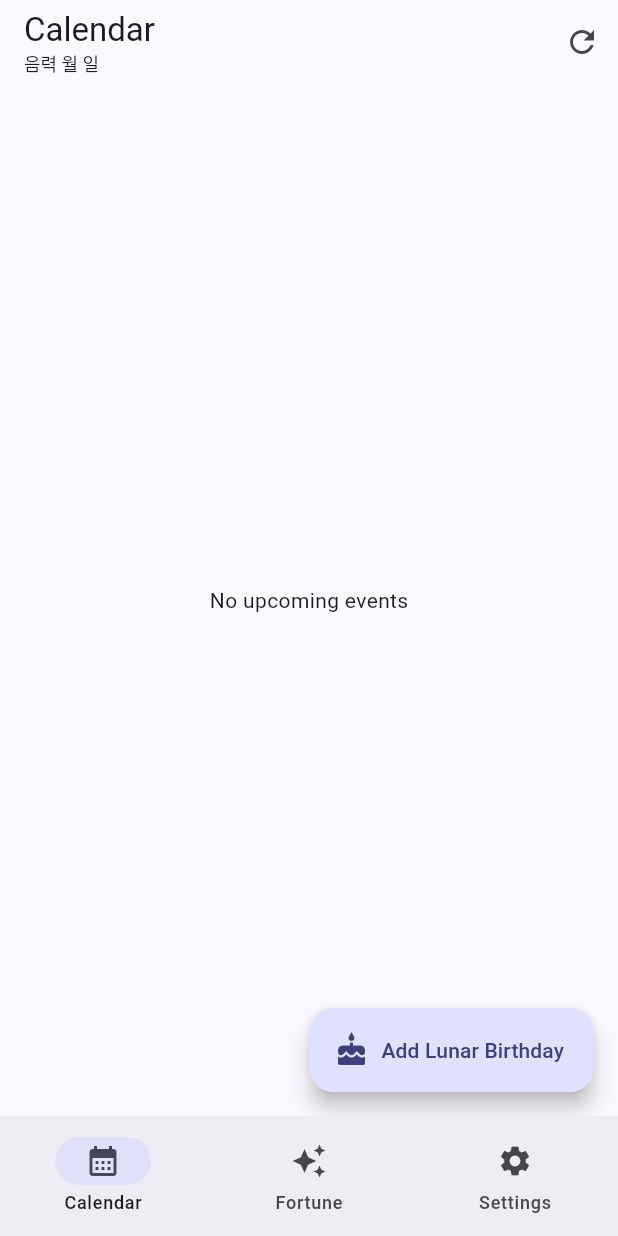
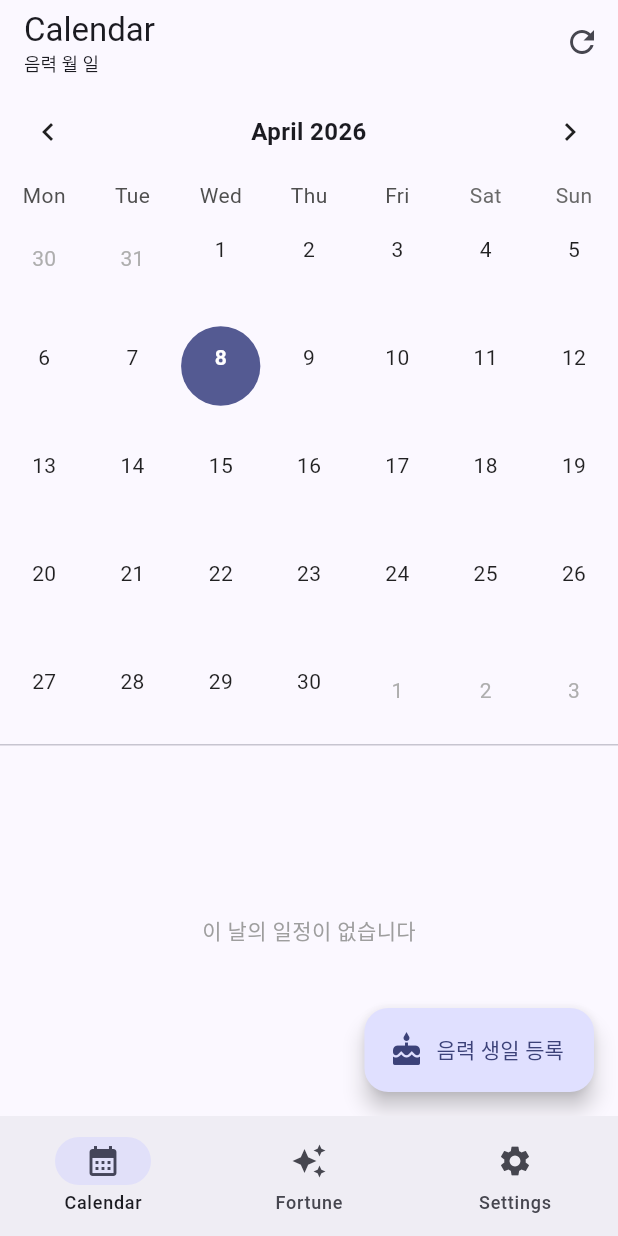
Before and after one commit to gridnflow/lunar_calendar, a Flutter app: the screen it shows once a user with an empty profile is signed in, on a phone screen of 412 x 824 dp. Run offline on Flutter 3.47's test engine with Material 3 defaults, Android fonts, the phone set to English and light mode, and no system bars; drawn by our look-alikes of table_calendar; our stand-ins replace cloud_firestore, firebase_auth, firebase_core, firebase_messaging, flutter_riverpod, go_router and 1 more; missing offline and left inert: googleapis, lunar; accounts and stored records are empty.

Commit message:
feat: redesign calendar screen with TableCalendar and lunar date cells

```diff
--- a/lib/features/calendar/presentation/calendar_screen.dart
+++ b/lib/features/calendar/presentation/calendar_screen.dart
@@ -1,14 +1,41 @@
 import 'package:flutter/material.dart';
 import 'package:flutter_riverpod/flutter_riverpod.dart';
+import 'package:googleapis/calendar/v3.dart' as gcal;
+import 'package:table_calendar/table_calendar.dart';
+
 import '../../../core/providers/service_providers.dart';
+import '../../../core/services/lunar_service.dart';
 
-class CalendarScreen extends ConsumerWidget {
+class CalendarScreen extends ConsumerStatefulWidget {
   const CalendarScreen({super.key});
 
   @override
-  Widget build(BuildContext context, WidgetRef ref) {
+  ConsumerState<CalendarScreen> createState() => _CalendarScreenState();
+}
+
+class _CalendarScreenState extends ConsumerState<CalendarScreen> {
+  DateTime _focusedDay = DateTime.now();
+  DateTime? _selectedDay;
+
+  @override
+  void initState() {
+    super.initState();
+    _selectedDay = DateTime.now();
+  }
+
+  List<gcal.Event> _eventsForDay(DateTime day, List<gcal.Event> allEvents) {
+    return allEvents.where((event) {
+      final start = event.start?.dateTime ?? event.start?.date;
+      if (start == null) return false;
+      return isSameDay(start, day);
+    }).toList();
+  }
+
+  @override
+  Widget build(BuildContext context) {
     final lunar = ref.read(lunarServiceProvider);
     final eventsAsync = ref.watch(upcomingEventsProvider);
+    final lunarToday = lunar.todayLunarString();
 
     return Scaffold(
       appBar: AppBar(
@@ -16,10 +43,7 @@ class CalendarScreen extends ConsumerWidget {
           crossAxisAlignment: CrossAxisAlignment.start,
           children: [
             const Text('Calendar'),
-            Text(
-              lunar.todayLunarString(),
-              style: const TextStyle(fontSize: 12, fontWeight: FontWeight.normal),
-            ),
+            Text(lunarToday, style: const TextStyle(fontSize: 12, fontWeight: FontWeight.normal)),
           ],
         ),
         actions: [
@@ -52,37 +76,30 @@ class CalendarScreen extends ConsumerWidget {
             ),
           ),
         ),
-        data: (events) {
-          if (events.isEmpty) {
-            return const Center(child: Text('No upcoming events'));
-          }
-          return ListView.builder(
-            itemCount: events.length,
-            itemBuilder: (context, i) {
-              final event = events[i];
-              final date = event.start?.dateTime ?? event.start?.date;
-              return ListTile(
-                leading: const Icon(Icons.event),
-                title: Text(event.summary ?? ''),
-                subtitle: date != null
-                    ? Text(
-                        '${date.year}-${date.month.toString().padLeft(2, '0')}-'
-                        '${date.day.toString().padLeft(2, '0')}')
-                    : null,
-              );
-            },
-          );
-        },
+        data: (events) => _CalendarBody(
+          events: events,
+          focusedDay: _focusedDay,
+          selectedDay: _selectedDay,
+          lunar: lunar,
+          onDaySelected: (selected, focused) {
+            setState(() {
+              _selectedDay = selected;
+              _focusedDay = focused;
+            });
+          },
+          eventsForDay: (day) => _eventsForDay(day, events),
+          onRegisterBirthday: () => _showRegisterBirthdayDialog(context),
+        ),
       ),
       floatingActionButton: FloatingActionButton.extended(
-        onPressed: () => _showRegisterBirthdayDialog(context, ref),
+        onPressed: () => _showRegisterBirthdayDialog(context),
         icon: const Icon(Icons.cake),
-        label: const Text('Add Lunar Birthday'),
+        label: const Text('음력 생일 등록'),
       ),
     );
   }
 
-  Future<void> _showRegisterBirthdayDialog(BuildContext context, WidgetRef ref) async {
+  Future<void> _showRegisterBirthdayDialog(BuildContext context) async {
     final uid = ref.read(currentUserIdProvider);
     if (uid == null) return;
 
@@ -90,8 +107,7 @@ class CalendarScreen extends ConsumerWidget {
     if (profile == null) {
       if (context.mounted) {
         ScaffoldMessenger.of(context).showSnackBar(
-          const SnackBar(
-              content: Text('Please set your birth info in Settings first')),
+          const SnackBar(content: Text('Settings에서 생일 정보를 먼저 입력해주세요')),
         );
       }
       return;
@@ -101,18 +117,20 @@ class CalendarScreen extends ConsumerWidget {
     final confirmed = await showDialog<bool>(
       context: context,
       builder: (ctx) => AlertDialog(
-        title: const Text('Register Lunar Birthday'),
+        title: const Text('음력 생일 등록'),
         content: Text(
-          'Register your lunar birthday (${profile.birthMonth}월 ${profile.birthDay}일) '
-          'to Google Calendar for the next 20 years?',
+          '음력 생일 (${profile.birthMonth}월 ${profile.birthDay}일)을\n'
+          'Google Calendar에 20년치 등록할까요?',
         ),
         actions: [
           TextButton(
-              onPressed: () => Navigator.pop(ctx, false),
-              child: const Text('Cancel')),
+            onPressed: () => Navigator.pop(ctx, false),
+            child: const Text('취소'),
+          ),
           FilledButton(
-              onPressed: () => Navigator.pop(ctx, true),
-              child: const Text('Register')),
+            onPressed: () => Navigator.pop(ctx, true),
+            child: const Text('등록'),
+          ),
         ],
       ),
     );
@@ -131,9 +149,159 @@ class CalendarScreen extends ConsumerWidget {
 
     if (context.mounted) {
       ScaffoldMessenger.of(context).showSnackBar(
-        SnackBar(content: Text('${dates.length} birthday events registered!')),
+        SnackBar(content: Text('${dates.length}개 생일 일정이 등록됐습니다!')),
       );
       ref.invalidate(upcomingEventsProvider);
     }
   }
 }
+
+class _CalendarBody extends StatelessWidget {
+  final List<gcal.Event> events;
+  final DateTime focusedDay;
+  final DateTime? selectedDay;
+  final LunarService lunar;
+  final void Function(DateTime, DateTime) onDaySelected;
+  final List<gcal.Event> Function(DateTime) eventsForDay;
+  final VoidCallback onRegisterBirthday;
+
+  const _CalendarBody({
+    required this.events,
+    required this.focusedDay,
+    required this.selectedDay,
+    required this.lunar,
+    required this.onDaySelected,
+    required this.eventsForDay,
+    required this.onRegisterBirthday,
+  });
+
+  @override
+  Widget build(BuildContext context) {
+    final selectedEvents = eventsForDay(selectedDay ?? focusedDay);
+    final colorScheme = Theme.of(context).colorScheme;
+
+    return Column(
+      children: [
+        TableCalendar<gcal.Event>(
+          firstDay: DateTime.utc(2020, 1, 1),
+          lastDay: DateTime.utc(2030, 12, 31),
+          focusedDay: focusedDay,
+          selectedDayPredicate: (day) => isSameDay(selectedDay, day),
+          eventLoader: eventsForDay,
+          onDaySelected: onDaySelected,
+          calendarFormat: CalendarFormat.month,
+          availableCalendarFormats: const {CalendarFormat.month: 'Month'},
+          startingDayOfWeek: StartingDayOfWeek.monday,
+          calendarBuilders: CalendarBuilders(
+            // Show lunar date below solar date
+            defaultBuilder: (context, day, focusedDay) =>
+                _DayCell(day: day, lunar: lunar),
+            todayBuilder: (context, day, focusedDay) =>
+                _DayCell(day: day, lunar: lunar, isToday: true, colorScheme: colorScheme),
+            selectedBuilder: (context, day, focusedDay) =>
+                _DayCell(day: day, lunar: lunar, isSelected: true, colorScheme: colorScheme),
+          ),
+          calendarStyle: CalendarStyle(
+            markerDecoration: BoxDecoration(
+              color: colorScheme.primary,
+              shape: BoxShape.circle,
+            ),
+            markerSize: 5,
+            cellMargin: const EdgeInsets.all(2),
+          ),
+          headerStyle: const HeaderStyle(
+            formatButtonVisible: false,
+            titleCentered: true,
+            titleTextStyle: TextStyle(fontSize: 16, fontWeight: FontWeight.bold),
+          ),
+          rowHeight: 72,
+        ),
+        const Divider(height: 1),
+        Expanded(
+          child: selectedEvents.isEmpty
+              ? const Center(
+                  child: Text('이 날의 일정이 없습니다', style: TextStyle(color: Colors.grey)),
+                )
+              : ListView.separated(
+                  padding: const EdgeInsets.symmetric(vertical: 8),
+                  itemCount: selectedEvents.length,
+                  separatorBuilder: (_, _) => const Divider(height: 1, indent: 56),
+                  itemBuilder: (context, i) {
+                    final event = selectedEvents[i];
+                    final start = event.start?.dateTime ?? event.start?.date;
+                    final timeStr = event.start?.dateTime != null
+                        ? '${start!.hour.toString().padLeft(2, '0')}:${start.minute.toString().padLeft(2, '0')}'
+                        : '종일';
+                    return ListTile(
+                      leading: CircleAvatar(
+                        backgroundColor: colorScheme.primaryContainer,
+                        child: Icon(Icons.event, color: colorScheme.primary, size: 18),
+                      ),
+                      title: Text(event.summary ?? '(제목 없음)'),
+                      subtitle: Text(timeStr),
+                    );
+                  },
+                ),
+        ),
+      ],
+    );
+  }
+}
+
+class _DayCell extends StatelessWidget {
+  final DateTime day;
+  final LunarService lunar;
+  final bool isToday;
+  final bool isSelected;
+  final ColorScheme? colorScheme;
+
+  const _DayCell({
+    required this.day,
+    required this.lunar,
+    this.isToday = false,
+    this.isSelected = false,
+    this.colorScheme,
+  });
+
+  @override
+  Widget build(BuildContext context) {
+    final cs = colorScheme ?? Theme.of(context).colorScheme;
+    final lunarDate = lunar.solarToLunar(day);
+    final lunarDay = lunarDate.getDay();
+
+    Color? bgColor;
+    Color textColor = Colors.black87;
+
+    if (isSelected) {
+      bgColor = cs.primary;
+      textColor = cs.onPrimary;
+    } else if (isToday) {
+      bgColor = cs.primaryContainer;
+      textColor = cs.onPrimaryContainer;
+    }
+
+    return Container(
+      margin: const EdgeInsets.all(3),
+      decoration: bgColor != null
+          ? BoxDecoration(color: bgColor, shape: BoxShape.circle)
+          : null,
+      child: Column(
+        mainAxisAlignment: MainAxisAlignment.center,
+        children: [
+          Text(
+            '${day.day}',
+            style: TextStyle(
+              fontSize: 14,
+              fontWeight: isToday || isSelected ? FontWeight.bold : FontWeight.normal,
+              color: textColor,
+            ),
+          ),
+          Text(
+            '$lunarDay',
+            style: TextStyle(fontSize: 9, color: textColor.withValues(alpha: 0.6)),
+          ),
+        ],
+      ),
+    );
+  }
+}
--- a/pubspec.yaml
+++ b/pubspec.yaml
@@ -48,6 +48,9 @@ dependencies:
 
   # Lunar calendar calculation
   lunar: ^1.4.0
+
+  # Calendar UI
+  table_calendar: ^3.1.3
 
   # State management
   flutter_riverpod: ^2.6.1
```
Also changed, not shown: pubspec.lock.
